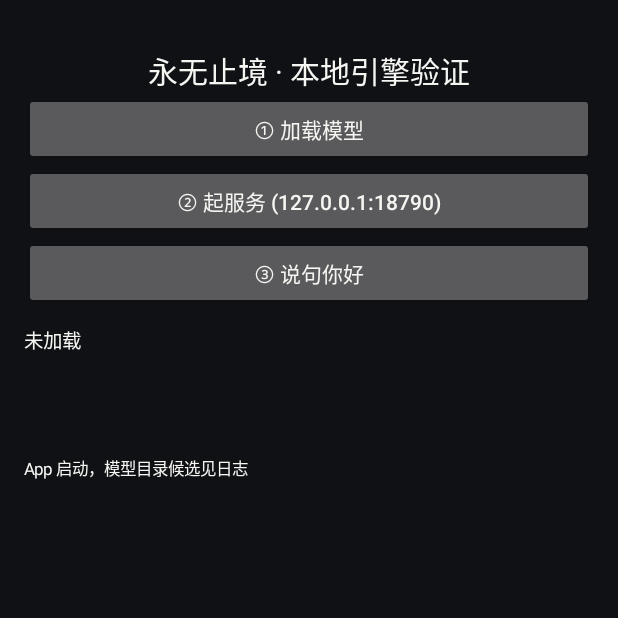
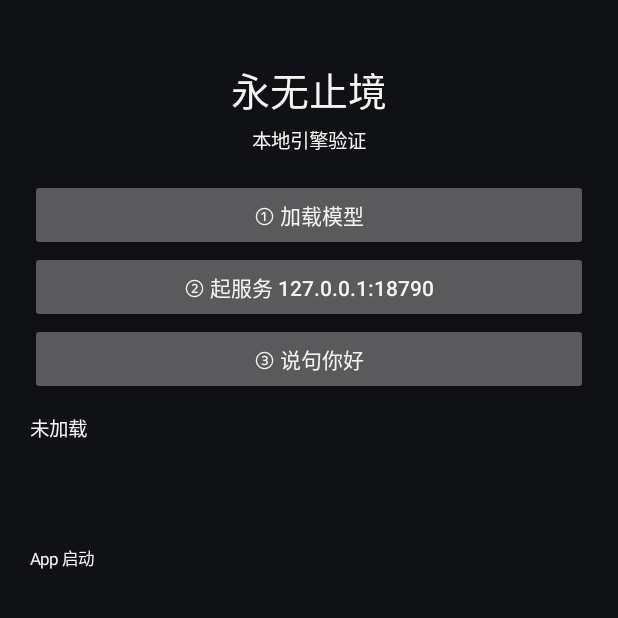
Before and after one commit to 1984929786/endless, an Android app: the screen it shows after launch (MainActivity), on a phone screen of 412 x 824 dp, the top half of it. Run offline under Robolectric (Android 15) with nearby library versions, the phone set to English and light mode, and no system bars.

Commit message:
add app/app/src/main/java/com/xundao/yongwuzhijing/MainActivity.kt

```diff
--- a/app/app/src/main/java/com/xundao/yongwuzhijing/MainActivity.kt
+++ b/app/app/src/main/java/com/xundao/yongwuzhijing/MainActivity.kt
@@ -10,19 +10,15 @@ import android.widget.LinearLayout
 import android.widget.ScrollView
 import android.widget.TextView
 import androidx.appcompat.app.AppCompatActivity
-import com.cactus.CactusEngine
 import org.json.JSONArray
 import org.json.JSONObject
 
-/**
- * 首版验证界面：加载模型 + 起本地服务 + 直接对话。
- * 目的只有一个 —— 在真机上确认 Cactus 能跑起来。
- */
 class MainActivity : AppCompatActivity() {
 
     private lateinit var bridge: ModelBridge
     private lateinit var logView: TextView
     private lateinit var replyView: TextView
+    private lateinit var status: TextView
     private val ui = Handler(Looper.getMainLooper())
     private val history = JSONArray()
 
@@ -33,28 +29,35 @@ class MainActivity : AppCompatActivity() {
 
         val root = LinearLayout(this).apply {
             orientation = LinearLayout.VERTICAL
-            setPadding(24, 48, 24, 24)
+            setPadding(30, 60, 30, 30)
         }
 
         root.addView(TextView(this).apply {
-            text = "永无止境 · 本地引擎验证"
-            textSize = 20f
+            text = "永无止境"
+            textSize = 26f
             gravity = Gravity.CENTER
         })
 
+        root.addView(TextView(this).apply {
+            text = "本地引擎验证"
+            textSize = 13f
+            gravity = Gravity.CENTER
+            setPadding(0, 6, 0, 24)
+        })
+
         val btnLoad = Button(this).apply { text = "① 加载模型" }
-        val btnServer = Button(this).apply { text = "② 起服务 (127.0.0.1:${ModelBridge.port})" }
+        val btnServer = Button(this).apply { text = "② 起服务 127.0.0.1:${ModelBridge.port}" }
         val btnChat = Button(this).apply { text = "③ 说句你好" }
 
-        val status = TextView(this).apply {
+        status = TextView(this).apply {
             text = "未加载"
             textSize = 13f
-            setPadding(0, 16, 0, 16)
+            setPadding(0, 18, 0, 18)
         }
 
         replyView = TextView(this).apply {
-            textSize = 15f
-            setPadding(0, 16, 0, 16)
+            textSize = 16f
+            setPadding(0, 12, 0, 18)
         }
 
         logView = TextView(this).apply {
@@ -72,10 +75,12 @@ class MainActivity : AppCompatActivity() {
         setContentView(root)
 
         btnLoad.setOnClickListener {
-            status.text = "加载中…（首次可能要 1~3 分钟，内存紧张时更久）"
+            status.text = "加载中…"
             btnLoad.isEnabled = false
-            log("开始加载模型")
-            bridge.loadModelAsync(onProgress = { m -> ui.post { status.text = m; log(m) } }) { ok, msg ->
+            log("开始加载")
+            bridge.loadModelAsync(
+                onProgress = { m -> ui.post { status.text = m; log(m) } }
+            ) { ok, msg ->
                 ui.post {
                     btnLoad.isEnabled = true
                     status.text = if (ok) "✓ $msg" else "✗ $msg"
@@ -102,26 +107,26 @@ class MainActivity : AppCompatActivity() {
                 history.put(JSONObject().put("role", "user").put("content", "你好，请用一句话介绍你自己。"))
                 val opts = JSONObject().put("max_tokens", 256).put("temperature", 0.7)
                     .put("auto_handoff", false)
-                val raw = CactusEngine.complete(bridge.handle, history.toString(), opts.toString(), null)
+                val raw = CactusEngineHolder.complete(history.toString(), opts.toString())
                 val cost = System.currentTimeMillis() - t0
                 ui.post {
                     btnChat.isEnabled = true
                     if (raw == null) {
-                        replyView.text = "✗ 推理失败: ${CactusEngine.lastError()}"
+                        replyView.text = "✗ 推理失败: ${CactusEngineHolder.lastError()}"
                     } else {
                         val text = try {
                             val o = JSONObject(raw)
                             o.optString("response", raw)
                         } catch (t: Throwable) { raw }
                         replyView.text = text
-                        log("${cost}ms | 原始返回前 300 字:\n${raw.take(300)}")
+                        log("${cost}ms | 返回前 300 字:\n${raw.take(300)}")
                         history.put(JSONObject().put("role", "assistant").put("content", text))
                     }
                 }
             }.start()
         }
 
-        log("App 启动，模型目录候选见日志")
+        log("App 启动")
     }
 
     private fun log(s: String) {
@@ -135,3 +140,13 @@ class MainActivity : AppCompatActivity() {
         super.onDestroy()
     }
 }
+
+/** 让 MainActivity 不用直接摸句柄 */
+object CactusEngineHolder {
+    fun complete(messagesJson: String, optionsJson: String?): String? =
+        com.cactus.CactusEngine.complete(currentHandle, messagesJson, optionsJson, null)
+
+    fun lastError(): String = com.cactus.CactusEngine.lastError()
+
+    @Volatile var currentHandle: Long = 0L
+}
```
